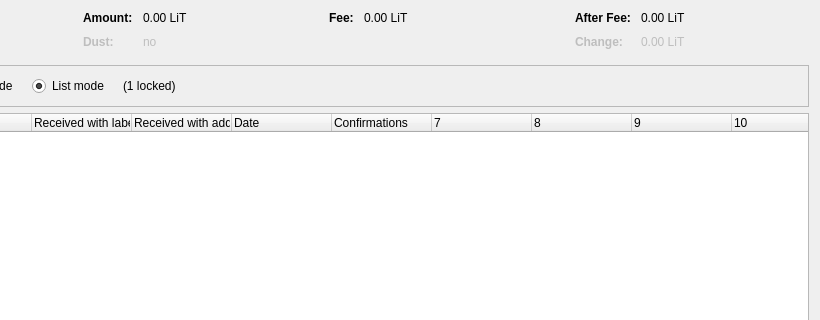
Old version of the form src/qt/forms/coincontroldialog.ui in the repository minblock/litercoin; both pictures show x 180 to 1000 and y 0 to 320 of the 1000 by 500 pixel window.
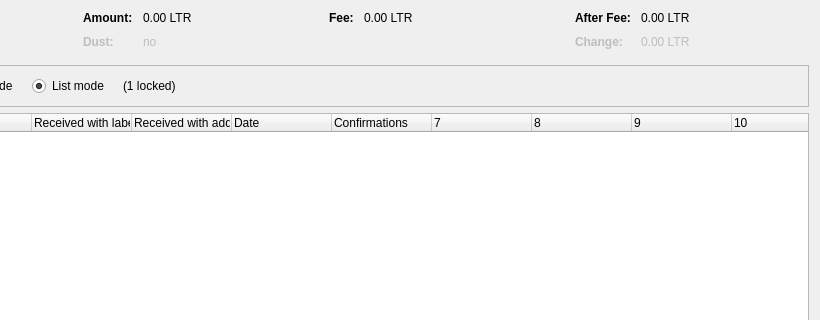
New version of the form. Custom widgets are drawn as their Qt base class.

```diff
--- a/src/qt/forms/coincontroldialog.ui
+++ b/src/qt/forms/coincontroldialog.ui
@@ -132,7 +132,7 @@
           <enum>Qt::ActionsContextMenu</enum>
          </property>
          <property name="text">
-          <string notr="true">0.00 LiT</string>
+          <string notr="true">0.00 LTR</string>
          </property>
          <property name="textInteractionFlags">
           <set>Qt::LinksAccessibleByMouse|Qt::TextSelectableByKeyboard|Qt::TextSelectableByMouse</set>
@@ -212,7 +212,7 @@
           <enum>Qt::ActionsContextMenu</enum>
          </property>
          <property name="text">
-          <string notr="true">0.00 LiT</string>
+          <string notr="true">0.00 LTR</string>
          </property>
          <property name="textInteractionFlags">
           <set>Qt::LinksAccessibleByMouse|Qt::TextSelectableByKeyboard|Qt::TextSelectableByMouse</set>
@@ -257,7 +257,7 @@
           <enum>Qt::ActionsContextMenu</enum>
          </property>
          <property name="text">
-          <string notr="true">0.00 LiT</string>
+          <string notr="true">0.00 LTR</string>
          </property>
          <property name="textInteractionFlags">
           <set>Qt::LinksAccessibleByMouse|Qt::TextSelectableByKeyboard|Qt::TextSelectableByMouse</set>
@@ -292,7 +292,7 @@
           <enum>Qt::ActionsContextMenu</enum>
          </property>
          <property name="text">
-          <string notr="true">0.00 LiT</string>
+          <string notr="true">0.00 LTR</string>
          </property>
          <property name="textInteractionFlags">
           <set>Qt::LinksAccessibleByMouse|Qt::TextSelectableByKeyboard|Qt::TextSelectableByMouse</set>
```
